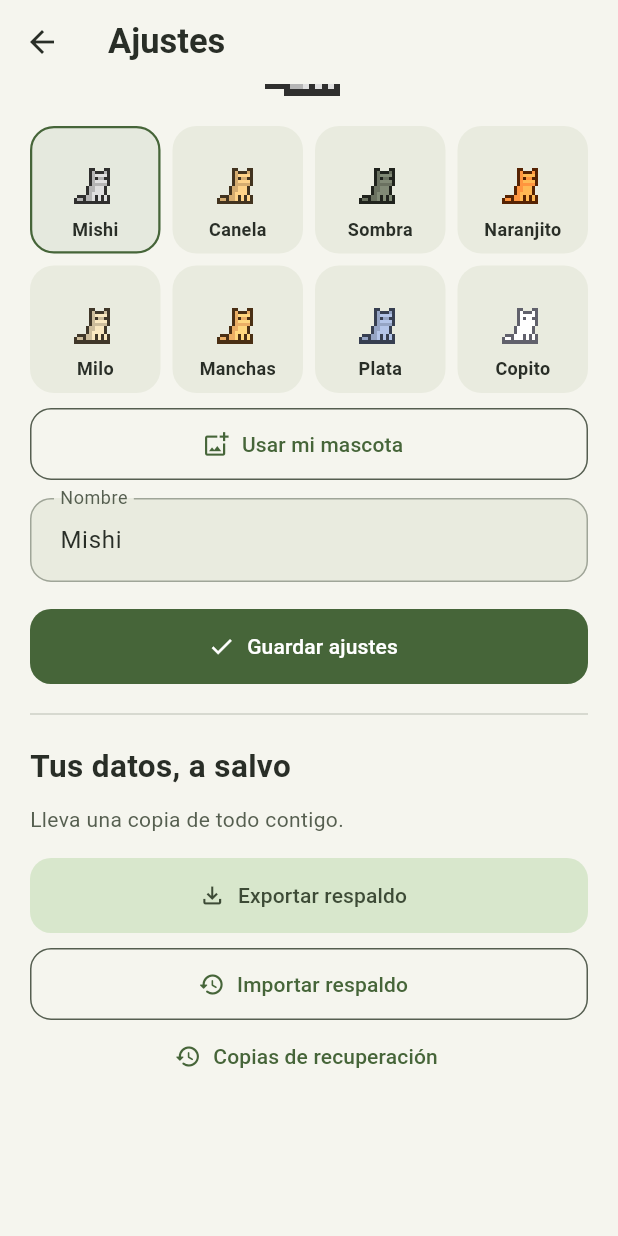
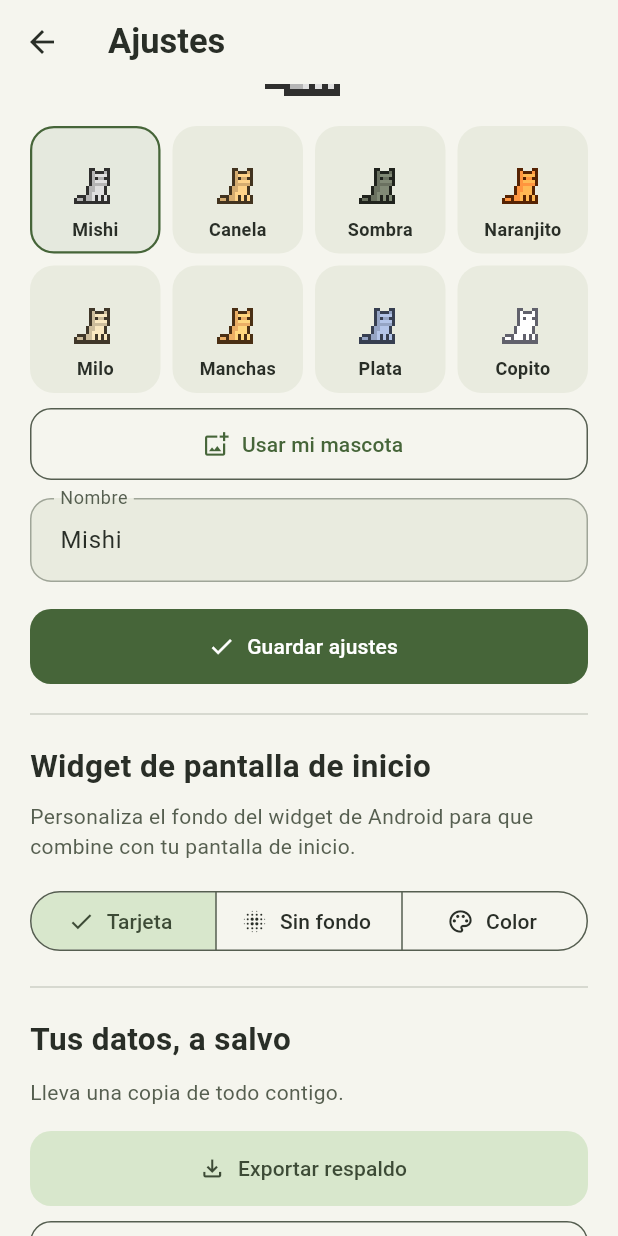
Before and after one commit to MagusCat/kwallet, a Flutter app: the SettingsScreen screen opened directly with empty values, scrolled down 576 dp, on a phone screen of 412 x 824 dp. Run offline on Flutter 3.47's test engine with Material 3 defaults, Android fonts, the phone set to English and light mode, and no system bars; our stand-ins replace file_picker, sqflite, sqflite_common_ffi; accounts and stored records are empty.

Commit message:
feat(settings): optimize appearance transitions and add animated save feedback

```diff
--- a/lib/features/settings/presentation/settings_screen.dart
+++ b/lib/features/settings/presentation/settings_screen.dart
@@ -37,6 +37,7 @@ class _SettingsScreenState
   bool get _backupBusy => model.backupBusy;
   bool _mirrorEnabled = false;
   bool _fieldsReady = false;
+  bool _justSaved = false;
   String? get _error => model.error;
   @override
   void onViewModelChanged() {
@@ -74,8 +75,25 @@ class _SettingsScreenState
     );
     if (saved && mounted) {
       widget.onCurrencyChanged(_currency.text.trim());
-      ScaffoldMessenger.of(context)
-          .showSnackBar(const SnackBar(content: Text('Ajustes guardados')));
+      setState(() => _justSaved = true);
+      ScaffoldMessenger.of(context).removeCurrentSnackBar();
+      ScaffoldMessenger.of(context).showSnackBar(
+        SnackBar(
+          behavior: SnackBarBehavior.floating,
+          shape: RoundedRectangleBorder(borderRadius: BorderRadius.circular(12)),
+          content: const Row(
+            children: [
+              Icon(Icons.check_circle_rounded, color: Colors.white, size: 20),
+              SizedBox(width: 10),
+              Text('Ajustes guardados correctamente'),
+            ],
+          ),
+          duration: const Duration(seconds: 2),
+        ),
+      );
+      Future.delayed(const Duration(seconds: 2), () {
+        if (mounted) setState(() => _justSaved = false);
+      });
     }
   }
 
@@ -298,9 +316,113 @@ class _SettingsScreenState
                     ),
                   FilledButton.icon(
                     onPressed: _saving ? null : _save,
-                    icon: const Icon(Icons.check),
-                    label: Text(_saving ? 'Guardando…' : 'Guardar ajustes'),
+                    style: _justSaved
+                        ? FilledButton.styleFrom(
+                            backgroundColor: KwallTheme.incomeGreen,
+                            foregroundColor: Colors.white,
+                          )
+                        : null,
+                    icon: AnimatedSwitcher(
+                      duration: const Duration(milliseconds: 250),
+                      child: _saving
+                          ? const SizedBox(
+                              width: 18,
+                              height: 18,
+                              child: CircularProgressIndicator(
+                                strokeWidth: 2,
+                                color: Colors.white,
+                              ),
+                            )
+                          : Icon(
+                              _justSaved
+                                  ? Icons.check_circle_rounded
+                                  : Icons.check,
+                              key: ValueKey(_justSaved),
+                            ),
+                    ),
+                    label: AnimatedSwitcher(
+                      duration: const Duration(milliseconds: 250),
+                      child: Text(
+                        _saving
+                            ? 'Guardando…'
+                            : _justSaved
+                                ? '¡Ajustes guardados!'
+                                : 'Guardar ajustes',
+                        key: ValueKey('$_saving-$_justSaved'),
+                      ),
+                    ),
                   ),
+                  const Divider(height: 40),
+                  Text(
+                    'Widget de pantalla de inicio',
+                    style: KwallTheme.fontTitle.copyWith(fontSize: 21),
+                  ),
+                  const SizedBox(height: 8),
+                  Text(
+                    'Personaliza el fondo del widget de Android para que combine con tu pantalla de inicio.',
+                    style: TextStyle(color: KwallTheme.textSecondary),
+                  ),
+                  const SizedBox(height: 16),
+                  SegmentedButton<String>(
+                    segments: const [
+                      ButtonSegment(
+                        value: 'default',
+                        icon: Icon(Icons.crop_portrait_rounded),
+                        label: Text('Tarjeta'),
+                      ),
+                      ButtonSegment(
+                        value: 'transparent',
+                        icon: Icon(Icons.blur_on_rounded),
+                        label: Text('Sin fondo'),
+                      ),
+                      ButtonSegment(
+                        value: 'color',
+                        icon: Icon(Icons.color_lens_outlined),
+                        label: Text('Color'),
+                      ),
+                    ],
+                    selected: {model.settings['widget_bg_mode'] ?? 'default'},
+                    onSelectionChanged: (value) =>
+                        _appearance('widget_bg_mode', value.first),
+                  ),
+                  if ((model.settings['widget_bg_mode'] ?? 'default') == 'color') ...[
+                    const SizedBox(height: 14),
+                    Text(
+                      'Color de fondo del widget',
+                      style: KwallTheme.fontTitle.copyWith(fontSize: 14),
+                    ),
+                    const SizedBox(height: 8),
+                    Wrap(
+                      spacing: 8,
+                      runSpacing: 8,
+                      children: [
+                        for (final preset in const [
+                          ('Bosque', 0xFF212722),
+                          ('Ciruela', 0xFF281F2C),
+                          ('Rosa', 0xFF2C1E23),
+                          ('Miel', 0xFF2C261A),
+                          ('OLED', 0xFF101211),
+                          ('Pizarra', 0xFF1E252B),
+                        ])
+                          ChoiceChip(
+                            avatar: Container(
+                              width: 14,
+                              height: 14,
+                              decoration: BoxDecoration(
+                                color: Color(preset.$2),
+                                shape: BoxShape.circle,
+                                border: Border.all(color: Colors.white24),
+                              ),
+                            ),
+                            label: Text(preset.$1),
+                            selected: (model.settings['widget_bg_color'] ?? '0xFF212722') == preset.$2.toString() ||
+                                (model.settings['widget_bg_color'] == null && preset.$2 == 0xFF212722),
+                            onSelected: (_) =>
+                                _appearance('widget_bg_color', preset.$2.toString()),
+                          ),
+                      ],
+                    ),
+                  ],
                   const Divider(height: 40),
                   Text(
                     'Tus datos, a salvo',
--- a/lib/main.dart
+++ b/lib/main.dart
@@ -59,6 +59,12 @@ class _KwallAppState extends State<KwallApp> with WidgetsBindingObserver {
         locale: const Locale('es'),
         supportedLocales: const [Locale('es'), Locale('en')],
         localizationsDelegates: GlobalMaterialLocalizations.delegates,
+        builder: (context, child) => AnimatedTheme(
+          data: KwallTheme.expressiveTheme,
+          duration: const Duration(milliseconds: 280),
+          curve: Curves.easeInOut,
+          child: child ?? const SizedBox.shrink(),
+        ),
         home: const LaunchScreen(),
       ),
     ),
```
Also changed, not shown: lib/features/settings/view_models/settings_view_model.dart (+31 -4 lines).
